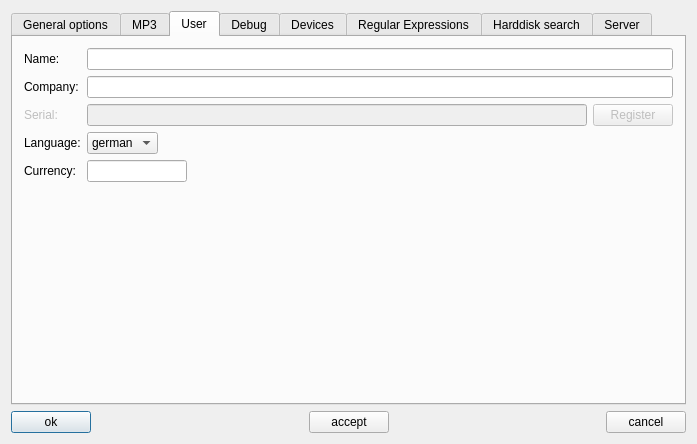
Before: the Qt Designer form src/properties/properties.ui in pfedick/winmusik, drawn with Qt 5.
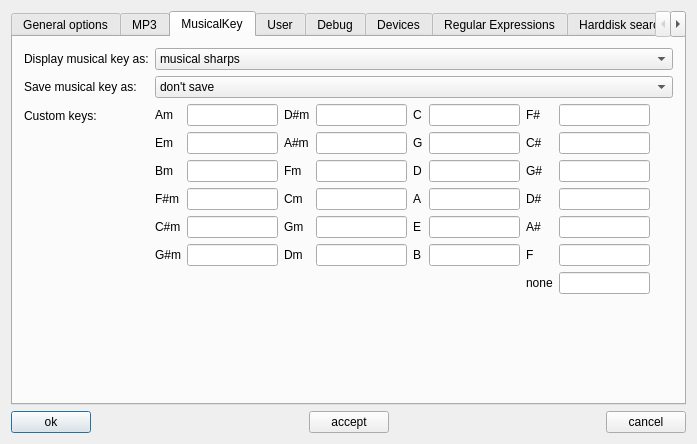
After: the same form once the commit is applied. Icons and pictures are not drawn.

Commit message: Music-Key unterstützt jetzt neben der bisherigen "MusicalSharps"-Schreibweise auch OpenKey und Benutzerdefinierte Einstellungen

Diff of the .ui file:
```diff
--- a/src/properties/properties.ui
+++ b/src/properties/properties.ui
@@ -572,6 +572,368 @@
        </item>
       </layout>
      </widget>
+     <widget class="QWidget" name="tab_8">
+      <attribute name="icon">
+       <iconset resource="../../resources.qrc">
+        <normaloff>:/icons/resources/musicKey.png</normaloff>:/icons/resources/musicKey.png</iconset>
+      </attribute>
+      <attribute name="title">
+       <string>MusicalKey</string>
+      </attribute>
+      <layout class="QVBoxLayout" name="verticalLayout_18">
+       <item>
+        <layout class="QFormLayout" name="formLayout_3">
+         <property name="labelAlignment">
+          <set>Qt::AlignLeading|Qt::AlignLeft|Qt::AlignVCenter</set>
+         </property>
+         <item row="0" column="0">
+          <widget class="QLabel" name="label_12">
+           <property name="text">
+            <string>Display musical key as:</string>
+           </property>
+          </widget>
+         </item>
+         <item row="0" column="1">
+          <widget class="QComboBox" name="displayMusicKey">
+           <item>
+            <property name="text">
+             <string>musical sharps</string>
+            </property>
+           </item>
+           <item>
+            <property name="text">
+             <string>open key</string>
+            </property>
+           </item>
+           <item>
+            <property name="text">
+             <string>custom format</string>
+            </property>
+           </item>
+          </widget>
+         </item>
+         <item row="1" column="0">
+          <widget class="QLabel" name="label_29">
+           <property name="text">
+            <string>Save musical key as:</string>
+           </property>
+          </widget>
+         </item>
+         <item row="1" column="1">
+          <widget class="QComboBox" name="saveMusicKey">
+           <item>
+            <property name="text">
+             <string>don't save</string>
+            </property>
+           </item>
+           <item>
+            <property name="text">
+             <string>musical sharps</string>
+            </property>
+           </item>
+           <item>
+            <property name="text">
+             <string>open key</string>
+            </property>
+           </item>
+           <item>
+            <property name="text">
+             <string>custom format</string>
+            </property>
+           </item>
+          </widget>
+         </item>
+         <item row="2" column="0">
+          <widget class="QLabel" name="label_34">
+           <property name="text">
+            <string>Custom keys:</string>
+           </property>
+          </widget>
+         </item>
+         <item row="2" column="1">
+          <layout class="QGridLayout" name="gridLayout_7">
+           <item row="0" column="1">
+            <widget class="QLineEdit" name="customMusicalKey_15"/>
+           </item>
+           <item row="0" column="5">
+            <widget class="QLineEdit" name="customMusicalKey_16"/>
+           </item>
+           <item row="1" column="0">
+            <widget class="QLabel" name="label_31">
+             <property name="text">
+              <string>Em</string>
+             </property>
+            </widget>
+           </item>
+           <item row="3" column="0">
+            <widget class="QLabel" name="label_33">
+             <property name="text">
+              <string>F#m</string>
+             </property>
+            </widget>
+           </item>
+           <item row="0" column="3">
+            <widget class="QLineEdit" name="customMusicalKey_3"/>
+           </item>
+           <item row="2" column="0">
+            <widget class="QLabel" name="label_32">
+             <property name="text">
+              <string>Bm</string>
+             </property>
+            </widget>
+           </item>
+           <item row="0" column="7">
+            <widget class="QLineEdit" name="customMusicalKey_4"/>
+           </item>
+           <item row="0" column="4">
+            <widget class="QLabel" name="label_36">
+             <property name="text">
+              <string>C</string>
+             </property>
+            </widget>
+           </item>
+           <item row="0" column="6">
+            <widget class="QLabel" name="label_37">
+             <property name="text">
+              <string>F#</string>
+             </property>
+            </widget>
+           </item>
+           <item row="0" column="8">
+            <spacer name="horizontalSpacer_13">
+             <property name="orientation">
+              <enum>Qt::Horizontal</enum>
+             </property>
+             <property name="sizeHint" stdset="0">
+              <size>
+               <width>40</width>
+               <height>20</height>
+              </size>
+             </property>
+            </spacer>
+           </item>
+           <item row="0" column="0">
+            <widget class="QLabel" name="label_30">
+             <property name="text">
+              <string>Am</string>
+             </property>
+            </widget>
+           </item>
+           <item row="1" column="1">
+            <widget class="QLineEdit" name="customMusicalKey_17"/>
+           </item>
+           <item row="2" column="1">
+            <widget class="QLineEdit" name="customMusicalKey_19"/>
+           </item>
+           <item row="3" column="1">
+            <widget class="QLineEdit" name="customMusicalKey_21"/>
+           </item>
+           <item row="4" column="1">
+            <widget class="QLineEdit" name="customMusicalKey_23"/>
+           </item>
+           <item row="5" column="1">
+            <widget class="QLineEdit" name="customMusicalKey_1"/>
+           </item>
+           <item row="4" column="0">
+            <widget class="QLabel" name="label_38">
+             <property name="text">
+              <string>C#m</string>
+             </property>
+            </widget>
+           </item>
+           <item row="5" column="0">
+            <widget class="QLabel" name="label_39">
+             <property name="text">
+              <string>G#m</string>
+             </property>
+            </widget>
+           </item>
+           <item row="5" column="2">
+            <widget class="QLabel" name="label_44">
+             <property name="text">
+              <string>Dm</string>
+             </property>
+            </widget>
+           </item>
+           <item row="4" column="2">
+            <widget class="QLabel" name="label_43">
+             <property name="text">
+              <string>Gm</string>
+             </property>
+            </widget>
+           </item>
+           <item row="3" column="2">
+            <widget class="QLabel" name="label_42">
+             <property name="text">
+              <string>Cm</string>
+             </property>
+            </widget>
+           </item>
+           <item row="2" column="2">
+            <widget class="QLabel" name="label_41">
+             <property name="text">
+              <string>Fm</string>
+             </property>
+            </widget>
+           </item>
+           <item row="1" column="2">
+            <widget class="QLabel" name="label_35">
+             <property name="text">
+              <string>A#m</string>
+             </property>
+            </widget>
+           </item>
+           <item row="0" column="2">
+            <widget class="QLabel" name="label_40">
+             <property name="text">
+              <string>D#m</string>
+             </property>
+            </widget>
+           </item>
+           <item row="1" column="3">
+            <widget class="QLineEdit" name="customMusicalKey_5"/>
+           </item>
+           <item row="2" column="3">
+            <widget class="QLineEdit" name="customMusicalKey_7"/>
+           </item>
+           <item row="3" column="3">
+            <widget class="QLineEdit" name="customMusicalKey_9"/>
+           </item>
+           <item row="4" column="3">
+            <widget class="QLineEdit" name="customMusicalKey_11"/>
+           </item>
+           <item row="5" column="3">
+            <widget class="QLineEdit" name="customMusicalKey_13"/>
+           </item>
+           <item row="1" column="4">
+            <widget class="QLabel" name="label_45">
+             <property name="text">
+              <string>G</string>
+             </property>
+            </widget>
+           </item>
+           <item row="2" column="4">
+            <widget class="QLabel" name="label_46">
+             <property name="text">
+              <string>D</string>
+             </property>
+            </widget>
+           </item>
+           <item row="3" column="4">
+            <widget class="QLabel" name="label_47">
+             <property name="text">
+              <string>A</string>
+             </property>
+            </widget>
+           </item>
+           <item row="4" column="4">
+            <widget class="QLabel" name="label_48">
+             <property name="text">
+              <string>E</string>
+             </property>
+            </widget>
+           </item>
+           <item row="5" column="4">
+            <widget class="QLabel" name="label_49">
+             <property name="text">
+              <string>B</string>
+             </property>
+            </widget>
+           </item>
+           <item row="1" column="6">
+            <widget class="QLabel" name="label_50">
+             <property name="text">
+              <string>C#</string>
+             </property>
+            </widget>
+           </item>
+           <item row="2" column="6">
+            <widget class="QLabel" name="label_51">
+             <property name="text">
+              <string>G#</string>
+             </property>
+            </widget>
+           </item>
+           <item row="3" column="6">
+            <widget class="QLabel" name="label_52">
+             <property name="text">
+              <string>D#</string>
+             </property>
+            </widget>
+           </item>
+           <item row="4" column="6">
+            <widget class="QLabel" name="label_53">
+             <property name="text">
+              <string>A#</string>
+             </property>
+            </widget>
+           </item>
+           <item row="5" column="6">
+            <widget class="QLabel" name="label_54">
+             <property name="text">
+              <string>F</string>
+             </property>
+            </widget>
+           </item>
+           <item row="8" column="6">
+            <widget class="QLabel" name="label_55">
+             <property name="text">
+              <string>none</string>
+             </property>
+            </widget>
+           </item>
+           <item row="8" column="7">
+            <widget class="QLineEdit" name="customMusicalKey_25"/>
+           </item>
+           <item row="1" column="5">
+            <widget class="QLineEdit" name="customMusicalKey_18"/>
+           </item>
+           <item row="2" column="5">
+            <widget class="QLineEdit" name="customMusicalKey_20"/>
+           </item>
+           <item row="3" column="5">
+            <widget class="QLineEdit" name="customMusicalKey_22"/>
+           </item>
+           <item row="4" column="5">
+            <widget class="QLineEdit" name="customMusicalKey_24"/>
+           </item>
+           <item row="5" column="5">
+            <widget class="QLineEdit" name="customMusicalKey_2"/>
+           </item>
+           <item row="1" column="7">
+            <widget class="QLineEdit" name="customMusicalKey_6"/>
+           </item>
+           <item row="2" column="7">
+            <widget class="QLineEdit" name="customMusicalKey_8"/>
+           </item>
+           <item row="3" column="7">
+            <widget class="QLineEdit" name="customMusicalKey_10"/>
+           </item>
+           <item row="4" column="7">
+            <widget class="QLineEdit" name="customMusicalKey_12"/>
+           </item>
+           <item row="5" column="7">
+            <widget class="QLineEdit" name="customMusicalKey_14"/>
+           </item>
+          </layout>
+         </item>
+        </layout>
+       </item>
+       <item>
+        <spacer name="verticalSpacer_8">
+         <property name="orientation">
+          <enum>Qt::Vertical</enum>
+         </property>
+         <property name="sizeHint" stdset="0">
+          <size>
+           <width>20</width>
+           <height>40</height>
+          </size>
+         </property>
+        </spacer>
+       </item>
+      </layout>
+     </widget>
      <widget class="QWidget" name="tab">
       <attribute name="icon">
        <iconset resource="../../resources.qrc">
```
The commit also changes 13 other files.
